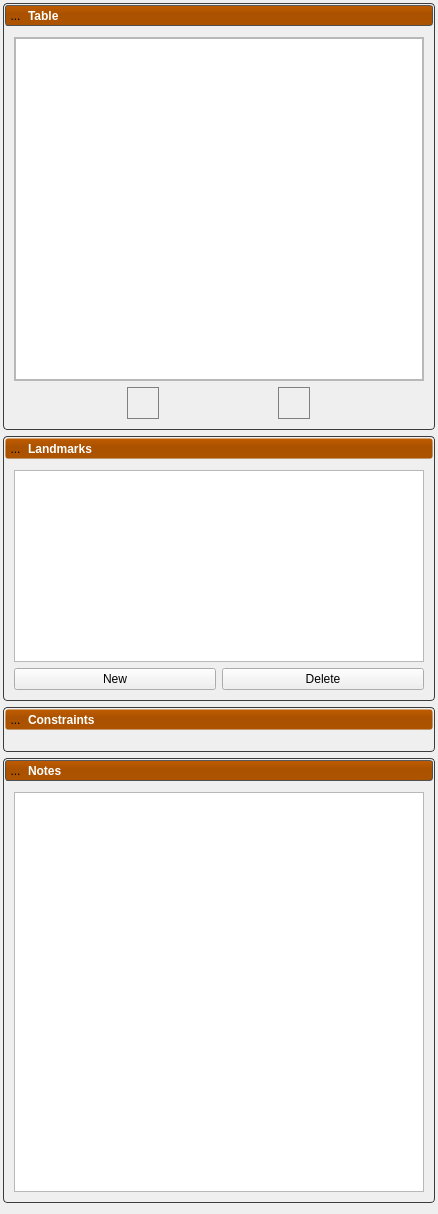
First picture: the form in Studio/src/Data/DataTool.ui, repository SCIInstitute/ShapeWorks, before the edit.
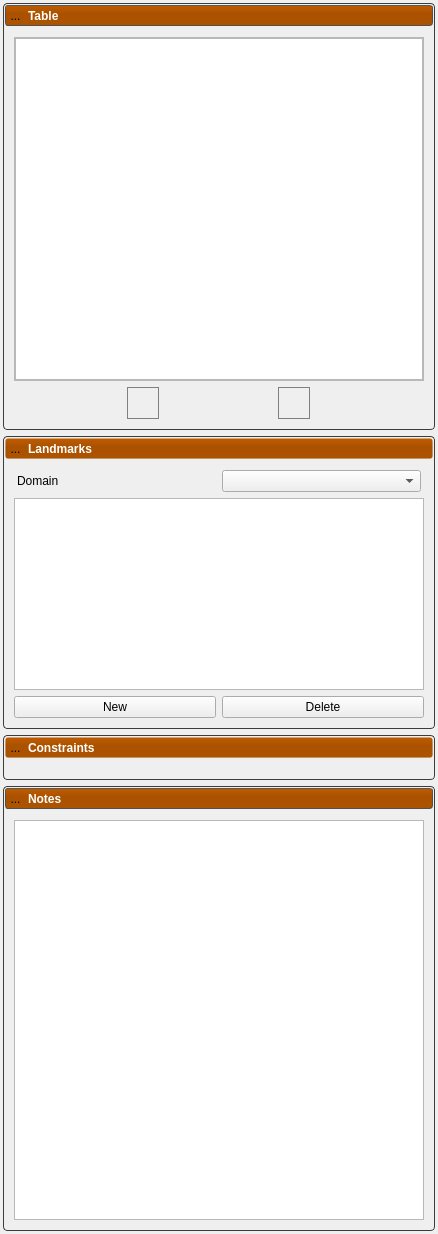
Second picture: the form after the edit. Icons and pictures are not drawn.

Commit message: Support multiple domains with landmarks

The edit to the form file:
```diff
--- a/Studio/src/Data/DataTool.ui
+++ b/Studio/src/Data/DataTool.ui
@@ -523,21 +523,7 @@
       <item>
        <widget class="QWidget" name="landmarks_content" native="true">
         <layout class="QGridLayout" name="gridLayout_12">
-         <item row="1" column="0">
-          <widget class="QPushButton" name="new_landmark_button">
-           <property name="text">
-            <string>New</string>
-           </property>
-          </widget>
-         </item>
-         <item row="1" column="1">
-          <widget class="QPushButton" name="delete_landmark_button">
-           <property name="text">
-            <string>Delete</string>
-           </property>
-          </widget>
-         </item>
-         <item row="0" column="0" colspan="2">
+         <item row="1" column="0" colspan="2">
           <widget class="QTableView" name="landmark_table">
            <property name="alternatingRowColors">
             <bool>true</bool>
@@ -547,6 +533,48 @@
            </property>
           </widget>
          </item>
+         <item row="2" column="0">
+          <widget class="QPushButton" name="new_landmark_button">
+           <property name="text">
+            <string>New</string>
+           </property>
+          </widget>
+         </item>
+         <item row="2" column="1">
+          <widget class="QPushButton" name="delete_landmark_button">
+           <property name="text">
+            <string>Delete</string>
+           </property>
+          </widget>
+         </item>
+         <item row="0" column="0" colspan="2">
+          <widget class="QWidget" name="domainWidget" native="true">
+           <layout class="QHBoxLayout" name="horizontalLayout">
+            <property name="leftMargin">
+             <number>3</number>
+            </property>
+            <property name="topMargin">
+             <number>0</number>
+            </property>
+            <property name="rightMargin">
+             <number>3</number>
+            </property>
+            <property name="bottomMargin">
+             <number>0</number>
+            </property>
+            <item>
+             <widget class="QLabel" name="label">
+              <property name="text">
+               <string>Domain</string>
+              </property>
+             </widget>
+            </item>
+            <item>
+             <widget class="QComboBox" name="domainBox"/>
+            </item>
+           </layout>
+          </widget>
+         </item>
         </layout>
        </widget>
       </item>
```
The commit also changes 12 other files.
